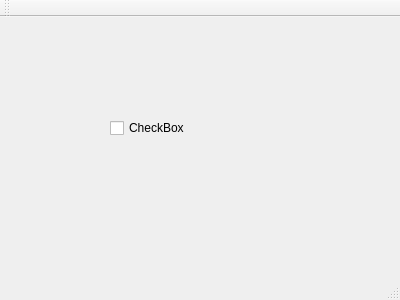
Qt form KRFKTdb/mainwindow.ui (coolteam/PracticTask) before a commit.
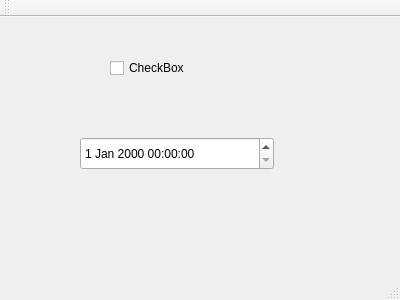
The same form after that commit.

```diff
--- a/KRFKTdb/mainwindow.ui
+++ b/KRFKTdb/mainwindow.ui
@@ -18,7 +18,7 @@
     <property name="geometry">
      <rect>
       <x>110</x>
-      <y>100</y>
+      <y>40</y>
       <width>98</width>
       <height>22</height>
      </rect>
@@ -27,6 +27,16 @@
      <string>CheckBox</string>
     </property>
    </widget>
+   <widget class="QDateTimeEdit" name="dateTimeEdit">
+    <property name="geometry">
+     <rect>
+      <x>80</x>
+      <y>120</y>
+      <width>194</width>
+      <height>33</height>
+     </rect>
+    </property>
+   </widget>
   </widget>
   <widget class="QMenuBar" name="menuBar">
    <property name="geometry">
```
Left out of the diff: 2 changed lines with no effect on the pictures.
